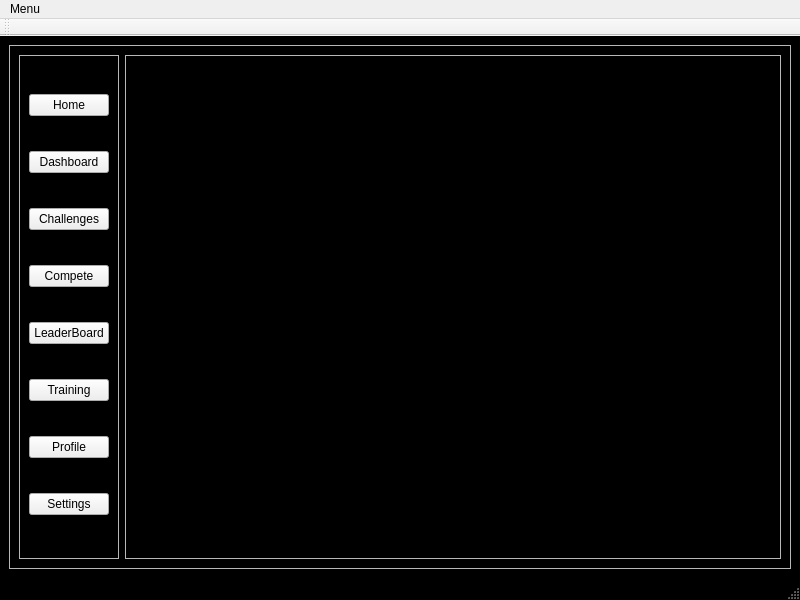
Qt form CyberRange/Client/MainMenu.ui (Pafy-24/CyberRange----POO) before a commit.
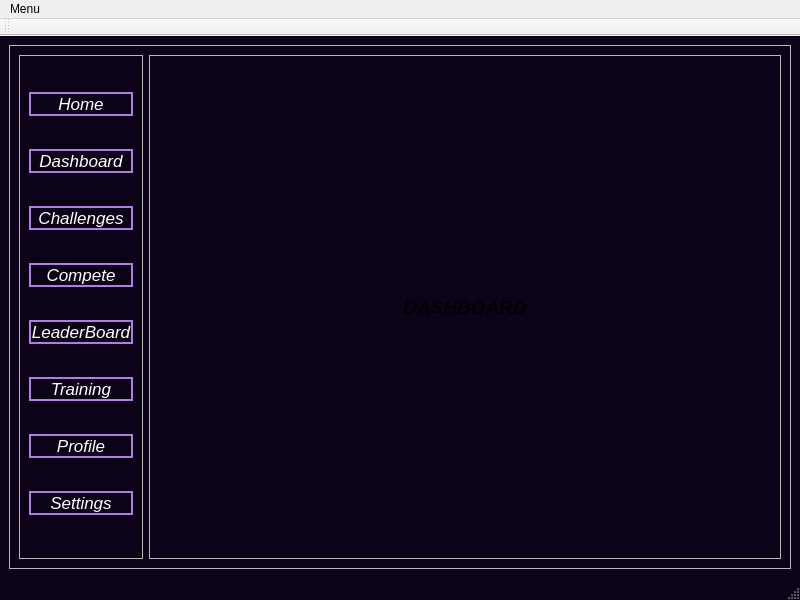
The same form after that commit. Icons and pictures are not drawn.

Commit message: update main menu, cute interface:)

Diff of the .ui file:
```diff
--- a/CyberRange/Client/MainMenu.ui
+++ b/CyberRange/Client/MainMenu.ui
@@ -15,10 +15,7 @@
   </property>
   <property name="styleSheet">
    <string notr="true">QMainWindow {
-    background-image: url(:/background/fundal3.jpg);
-    background-position: center;
-    background-repeat: no-repeat;
-    background-color: black;
+    background-color: rgba(13, 3, 25, 255)
 }</string>
   </property>
   <widget class="QWidget" name="centralwidget">
@@ -34,6 +31,11 @@
       <layout class="QHBoxLayout" name="horizontalLayout">
        <item>
         <widget class="QFrame" name="frameLeftMenu">
+         <property name="font">
+          <font>
+           <pointsize>10</pointsize>
+          </font>
+         </property>
          <property name="frameShape">
           <enum>QFrame::Shape::StyledPanel</enum>
          </property>
@@ -43,6 +45,30 @@
          <layout class="QVBoxLayout" name="verticalLayout">
           <item>
            <widget class="QPushButton" name="HomeButton">
+            <property name="font">
+             <font>
+              <pointsize>13</pointsize>
+              <italic>true</italic>
+             </font>
+            </property>
+            <property name="styleSheet">
+             <string notr="true">QPushButton {
+    background-color: transparent;
+	 border-radius: 100px;
+    border: 2px solid #b17ddf;
+    color: white;
+}
+
+QPushButton:hover {
+    background-color: transparent;
+    border: 2px solid white;
+}
+
+QPushButton:pressed {
+    background-color: transparent;
+    border: 2px solid white;
+}</string>
+            </property>
             <property name="text">
              <string>Home</string>
             </property>
@@ -50,6 +76,30 @@
           </item>
           <item>
            <widget class="QPushButton" name="DashboardButton">
+            <property name="font">
+             <font>
+              <pointsize>13</pointsize>
+              <italic>true</italic>
+             </font>
+            </property>
+            <property name="styleSheet">
+             <string notr="true">QPushButton {
+    background-color: transparent;
+	 border-radius: 100px;
+    border: 2px solid #b17ddf;
+    color: white;
+}
+
+QPushButton:hover {
+    background-color: transparent;
+    border: 2px solid white;
+}
+
+QPushButton:pressed {
+    background-color: transparent;
+    border: 2px solid white;
+}</string>
+            </property>
             <property name="text">
              <string>Dashboard</string>
             </property>
@@ -57,6 +107,30 @@
           </item>
           <item>
            <widget class="QPushButton" name="ChallengesButton">
+            <property name="font">
+             <font>
+              <pointsize>13</pointsize>
+              <italic>true</italic>
+             </font>
+            </property>
+            <property name="styleSheet">
+             <string notr="true">QPushButton {
+    background-color: transparent;
+	 border-radius: 100px;
+    border: 2px solid #b17ddf;
+    color: white;
+}
+
+QPushButton:hover {
+    background-color: transparent;
+    border: 2px solid white;
+}
+
+QPushButton:pressed {
+    background-color: transparent;
+    border: 2px solid white;
+}</string>
+            </property>
             <property name="text">
              <string>Challenges</string>
             </property>
@@ -64,6 +138,30 @@
           </item>
           <item>
            <widget class="QPushButton" name="CompeteButton">
+            <property name="font">
+             <font>
+              <pointsize>13</pointsize>
+              <italic>true</italic>
+             </font>
+            </property>
+            <property name="styleSheet">
+             <string notr="true">QPushButton {
+    background-color: transparent;
+	 border-radius: 100px;
+    border: 2px solid #b17ddf;
+    color: white;
+}
+
+QPushButton:hover {
+    background-color: transparent;
+    border: 2px solid white;
+}
+
+QPushButton:pressed {
+    background-color: transparent;
+    border: 2px solid white;
+}</string>
+            </property>
             <property name="text">
              <string>Compete</string>
             </property>
@@ -71,6 +169,30 @@
           </item>
           <item>
            <widget class="QPushButton" name="LeaderboardButton">
+            <property name="font">
+             <font>
+              <pointsize>13</pointsize>
+              <italic>true</italic>
+             </font>
+            </property>
+            <property name="styleSheet">
+             <string notr="true">QPushButton {
+    background-color: transparent;
+	 border-radius: 100px;
+    border: 2px solid #b17ddf;
+    color: white;
+}
+
+QPushButton:hover {
+    background-color: transparent;
+    border: 2px solid white;
+}
+
+QPushButton:pressed {
+    background-color: transparent;
+    border: 2px solid white;
+}</string>
+            </property>
             <property name="text">
              <string>LeaderBoard</string>
             </property>
@@ -78,6 +200,30 @@
           </item>
           <item>
            <widget class="QPushButton" name="TrainingButton">
+            <property name="font">
+             <font>
+              <pointsize>13</pointsize>
+              <italic>true</italic>
+             </font>
+            </property>
+            <property name="styleSheet">
+             <string notr="true">QPushButton {
+    background-color: transparent;
+	 border-radius: 100px;
+    border: 2px solid #b17ddf;
+    color: white;
+}
+
+QPushButton:hover {
+    background-color: transparent;
+    border: 2px solid white;
+}
+
+QPushButton:pressed {
+    background-color: transparent;
+    border: 2px solid white;
+}</string>
+            </property>
             <property name="text">
              <string>Training</string>
             </property>
@@ -85,6 +231,30 @@
           </item>
           <item>
            <widget class="QPushButton" name="ProfileButton">
+            <property name="font">
+             <font>
+              <pointsize>13</pointsize>
+              <italic>true</italic>
+             </font>
+            </property>
+            <property name="styleSheet">
+             <string notr="true">QPushButton {
+    background-color: transparent;
+	 border-radius: 100px;
+    border: 2px solid #b17ddf;
+    color: white;
+}
+
+QPushButton:hover {
+    background-color: transparent;
+    border: 2px solid white;
+}
+
+QPushButton:pressed {
+    background-color: transparent;
+    border: 2px solid white;
+}</string>
+            </property>
             <property name="text">
              <string>Profile</string>
             </property>
@@ -92,6 +262,30 @@
           </item>
           <item>
            <widget class="QPushButton" name="SettingsButton">
+            <property name="font">
+             <font>
+              <pointsize>13</pointsize>
+              <italic>true</italic>
+             </font>
+            </property>
+            <property name="styleSheet">
+             <string notr="true">QPushButton {
+    background-color: transparent;
+	 border-radius: 100px;
+    border: 2px solid #b17ddf;
+    color: white;
+}
+
+QPushButton:hover {
+    background-color: transparent;
+    border: 2px solid white;
+}
+
+QPushButton:pressed {
+    background-color: transparent;
+    border: 2px solid white;
+}</string>
+            </property>
             <property name="text">
              <string>Settings</string>
             </property>
@@ -116,6 +310,9 @@
               <pointsize>14</pointsize>
              </font>
             </property>
+            <property name="styleSheet">
+             <string notr="true"/>
+            </property>
             <widget class="QWidget" name="Dashboard">
              <layout class="QVBoxLayout" name="verticalLayout_4">
               <item>
@@ -127,6 +324,9 @@
                   <bold>true</bold>
                  </font>
                 </property>
+                <property name="styleSheet">
+                 <string notr="true">background-image: url(:/background/fundal2.jpg)</string>
+                </property>
                 <property name="text">
                  <string>DASHBOARD</string>
                 </property>
```
The commit also changes 5 other files.
